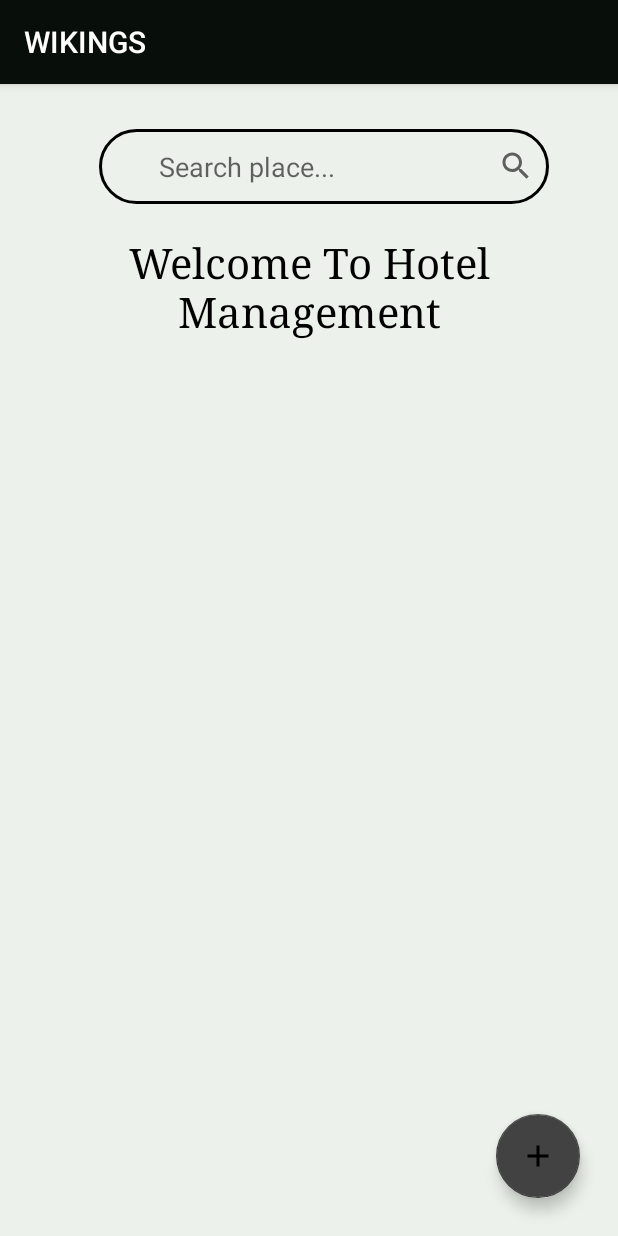
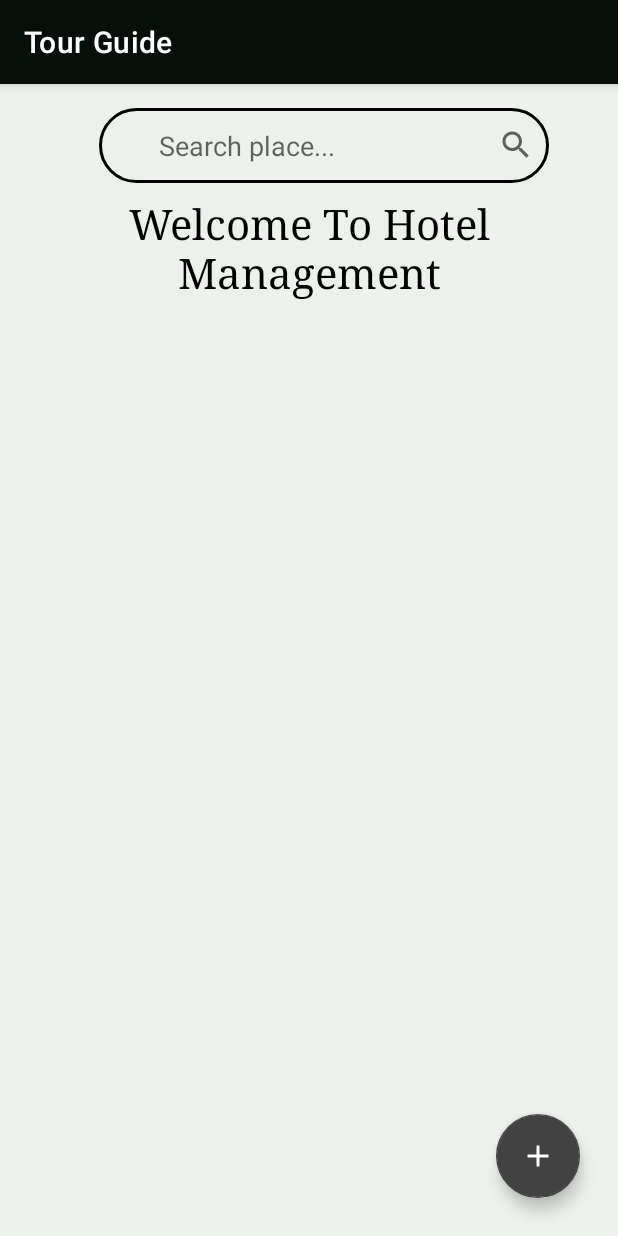
Before and after one commit to pasandi1998/tour_guide, an Android app: the screen it shows after launch (ManagerUserInterface), on a phone screen of 412 x 824 dp. Run offline under Robolectric (Android 15) with nearby library versions, the phone set to English and light mode, and no system bars; our stand-ins replace Firebase (no records; nobody signed in at launch, a user with empty details on screens opened directly), Picasso.

Commit message:
Change the plus button

```diff
--- a/app/src/main/java/com/example/wikings/Shehani/ManagerUserInterface.java
+++ b/app/src/main/java/com/example/wikings/Shehani/ManagerUserInterface.java
@@ -1,11 +1,4 @@
 package com.example.wikings.Shehani;
-
-import androidx.annotation.NonNull;
-import androidx.appcompat.app.AppCompatActivity;
-import androidx.appcompat.widget.Toolbar;
-import androidx.drawerlayout.widget.DrawerLayout;
-import androidx.recyclerview.widget.LinearLayoutManager;
-import androidx.recyclerview.widget.RecyclerView;
 
 import android.annotation.SuppressLint;
 import android.content.Intent;
@@ -17,9 +10,15 @@ import android.view.View;
 import android.view.ViewGroup;
 import android.widget.EditText;
 
+import androidx.annotation.NonNull;
+import androidx.appcompat.app.AppCompatActivity;
+import androidx.appcompat.widget.Toolbar;
+import androidx.drawerlayout.widget.DrawerLayout;
+import androidx.recyclerview.widget.LinearLayoutManager;
+import androidx.recyclerview.widget.RecyclerView;
 
+import com.example.wikings.R;
 import com.example.wikings.Shehani.Model.Hotel;
-import com.example.wikings.R;
 import com.firebase.ui.database.FirebaseRecyclerAdapter;
 import com.firebase.ui.database.FirebaseRecyclerOptions;
 import com.google.android.material.floatingactionbutton.FloatingActionButton;
@@ -50,6 +49,7 @@ public class ManagerUserInterface extends AppCompatActivity {
         super.onCreate(savedInstanceState);
         setContentView(R.layout.activity_plant_manager_user_interface);
 
+        setTitle("Tour Guide");
 
         databaseReference= FirebaseDatabase.getInstance().getReference().child("Hotels");
 
--- a/app/src/main/res/drawable-v24/ic_add.xml
+++ b/app/src/main/res/drawable-v24/ic_add.xml
@@ -3,7 +3,7 @@
     android:height="24dp"
     android:viewportWidth="24"
     android:viewportHeight="24"
-    android:tint="?attr/colorControlNormal">
+    android:tint="#ffffff">
     <path
         android:fillColor="@android:color/white"
         android:pathData="M19,13h-6v6h-2v-6H5v-2h6V5h2v6h6v2z"/>
--- a/app/src/main/res/layout/activity_plant_manager_user_interface.xml
+++ b/app/src/main/res/layout/activity_plant_manager_user_interface.xml
@@ -1,43 +1,28 @@
 <?xml version="1.0" encoding="utf-8"?>
-
-<androidx.drawerlayout.widget.DrawerLayout xmlns:android="http://schemas.android.com/apk/res/android"
+<androidx.coordinatorlayout.widget.CoordinatorLayout xmlns:android="http://schemas.android.com/apk/res/android"
     xmlns:app="http://schemas.android.com/apk/res-auto"
     xmlns:tools="http://schemas.android.com/tools"
     android:id="@+id/drawerLayout"
     android:layout_height="match_parent"
     android:layout_width="match_parent"
-    tools:openDrawer="start"
-    android:fitsSystemWindows="true"
     android:background="#ECF1EB">
 
-
-<!--    <com.google.android.material.navigation.NavigationView-->
-<!--        android:id="@+id/side_nav2"-->
-<!--        android:layout_width="264dp"-->
-<!--        android:layout_height="match_parent"-->
-<!--        android:layout_gravity="start"-->
-<!--        app:layout_constraintStart_toStartOf="parent"-->
-<!--        app:layout_constraintTop_toTopOf="parent"-->
-<!--         />-->
+    <LinearLayout
+        android:layout_width="match_parent"
+        android:layout_height="match_parent"
+        android:orientation="vertical">
 
         <androidx.constraintlayout.widget.ConstraintLayout
             android:layout_width="match_parent"
             android:layout_height="match_parent"
             tools:context=".PlantManagerUserInterface">
 
-        <include
-            android:id="@+id/toolbar"
-            layout="@layout/toolbar"
-
-            app:layout_constraintStart_toStartOf="parent"
-            app:layout_constraintTop_toTopOf="parent" />
-
             <EditText
                 android:id="@+id/plant_search"
                 android:layout_width="300dp"
                 android:layout_height="50dp"
                 android:layout_marginStart="50dp"
-            android:layout_marginTop="30dp"
+                android:layout_marginTop="16dp"
                 android:layout_marginEnd="30dp"
                 android:background="@drawable/input_plant_search"
                 android:drawableRight="@drawable/ic_search"
@@ -48,24 +33,13 @@
                 android:paddingBottom="8dp"
                 app:layout_constraintEnd_toEndOf="parent"
                 app:layout_constraintStart_toStartOf="parent"
-            app:layout_constraintTop_toTopOf="parent"></EditText>
-
-<!--        <ImageView-->
-<!--            android:id="@+id/single_plant_back_img"-->
-<!--            android:layout_below="@+id/cus_plant_search"-->
-<!--            android:layout_width="300dp"-->
-<!--            android:layout_height="150dp"-->
-<!--            android:layout_marginTop="100dp"-->
-<!--            app:layout_constraintEnd_toEndOf="parent"-->
-<!--            app:layout_constraintStart_toStartOf="parent"-->
-<!--            app:layout_constraintTop_toTopOf="parent">-->
-
-<!--        </ImageView>-->
+                app:layout_constraintTop_toTopOf="parent" />
 
             <TextView
+                android:id="@+id/textView"
                 android:layout_width="355dp"
-            android:layout_height="100dp"
-            android:layout_marginTop="100dp"
+                android:layout_height="wrap_content"
+                android:layout_marginTop="8dp"
                 android:text="Welcome To Hotel Management"
                 android:textAlignment="center"
                 android:textColor="@color/black"
@@ -73,48 +47,39 @@
                 android:typeface="serif"
                 app:layout_constraintEnd_toEndOf="parent"
                 app:layout_constraintStart_toStartOf="parent"
-            app:layout_constraintTop_toTopOf="parent">
-
-        </TextView>
+                app:layout_constraintTop_toBottomOf="@+id/plant_search" />
 
 
             <androidx.recyclerview.widget.RecyclerView
                 android:id="@+id/plant_recycleview"
                 android:layout_width="380dp"
-            android:layout_height="350dp"
+                android:layout_height="0dp"
                 android:layout_below="@+id/plant_search"
                 android:layout_marginStart="30dp"
-
-            android:layout_marginTop="250dp"
+                android:layout_marginTop="32dp"
                 android:layout_marginEnd="30dp"
+                android:layout_marginBottom="8dp"
+                app:layout_constraintBottom_toBottomOf="parent"
                 app:layout_constraintEnd_toEndOf="parent"
                 app:layout_constraintStart_toStartOf="parent"
-            app:layout_constraintTop_toTopOf="parent">
+                app:layout_constraintTop_toBottomOf="@+id/textView" />
 
+        </androidx.constraintlayout.widget.ConstraintLayout>
 
-        </androidx.recyclerview.widget.RecyclerView>
-
+    </LinearLayout>
 
     <com.google.android.material.floatingactionbutton.FloatingActionButton
         android:id="@+id/add_floating_btn"
         android:layout_width="wrap_content"
         android:layout_height="wrap_content"
-            android:layout_alignParentEnd="true"
-            android:layout_alignParentBottom="true"
+        android:layout_gravity="bottom|end"
         android:layout_margin="25dp"
         android:layout_marginEnd="20dp"
         android:layout_marginBottom="44dp"
-
-
         android:paddingBottom="40dp"
         android:src="@drawable/ic_add"
+        app:tint="#fff"
         app:backgroundTint="@color/cardview_dark_background"
-            app:layout_constraintBottom_toBottomOf="parent"
-            app:layout_constraintEnd_toEndOf="parent">
+        tools:ignore="SpeakableTextPresentCheck" />
 
-        </com.google.android.material.floatingactionbutton.FloatingActionButton>
-
-
-    </androidx.constraintlayout.widget.ConstraintLayout>
-
-</androidx.drawerlayout.widget.DrawerLayout>
+</androidx.coordinatorlayout.widget.CoordinatorLayout>
```
Lines whose indentation alone changed are shown as unchanged.
